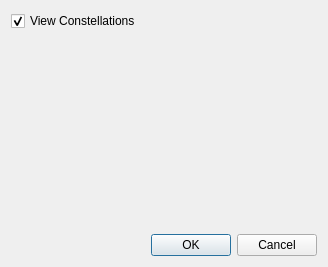
Old version of the form src/plugins/render/stars/StarsConfigWidget.ui in the repository KDE/marble.
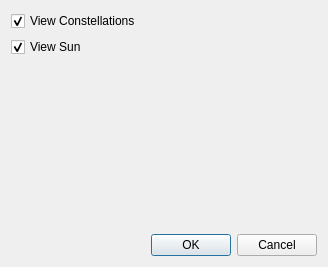
New version of the form.

Commit message: Don't clip constellation lines near the globe / screen corners.

Patch:
```diff
--- a/src/plugins/render/stars/StarsConfigWidget.ui
+++ b/src/plugins/render/stars/StarsConfigWidget.ui
@@ -24,6 +24,16 @@
      </property>
     </widget>
    </item>
+   <item>
+    <widget class="QCheckBox" name="m_viewSunCheckBox">
+     <property name="text">
+      <string>View Sun</string>
+     </property>
+     <property name="checked">
+      <bool>true</bool>
+     </property>
+    </widget>
+   </item>
    <item>
     <spacer name="verticalSpacer">
      <property name="orientation">
```
The commit also changes 2 other files.
